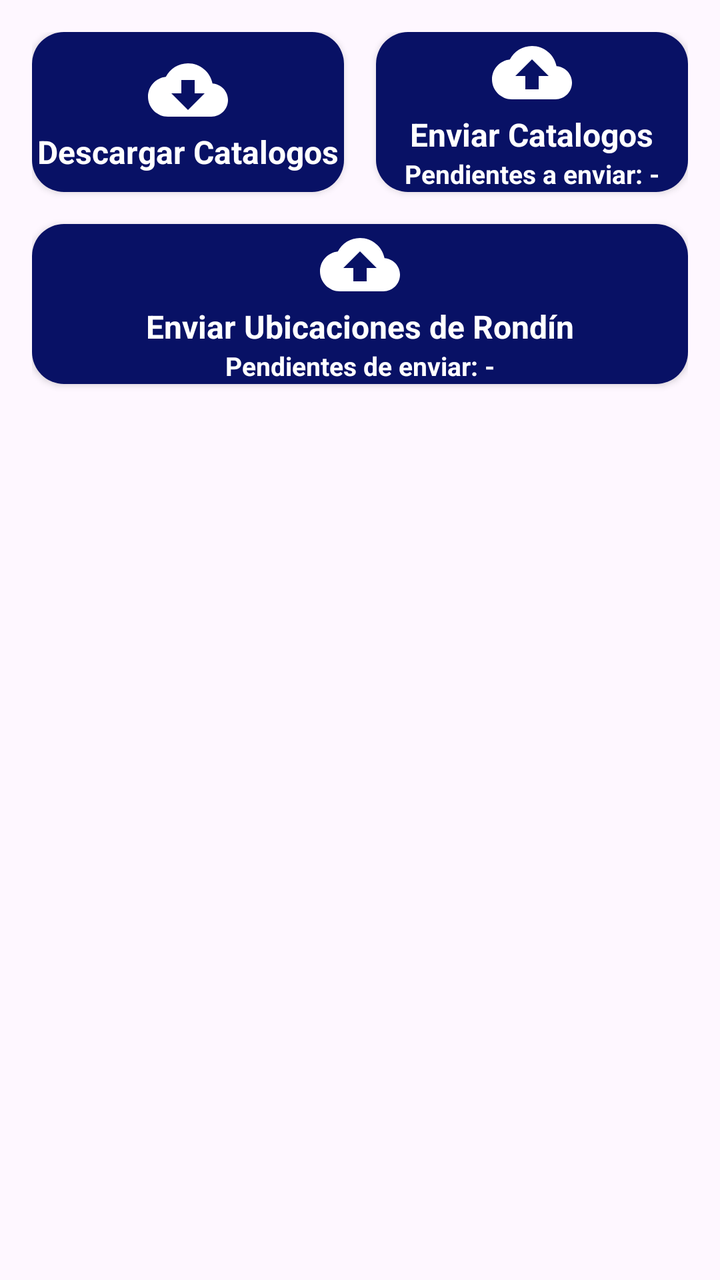
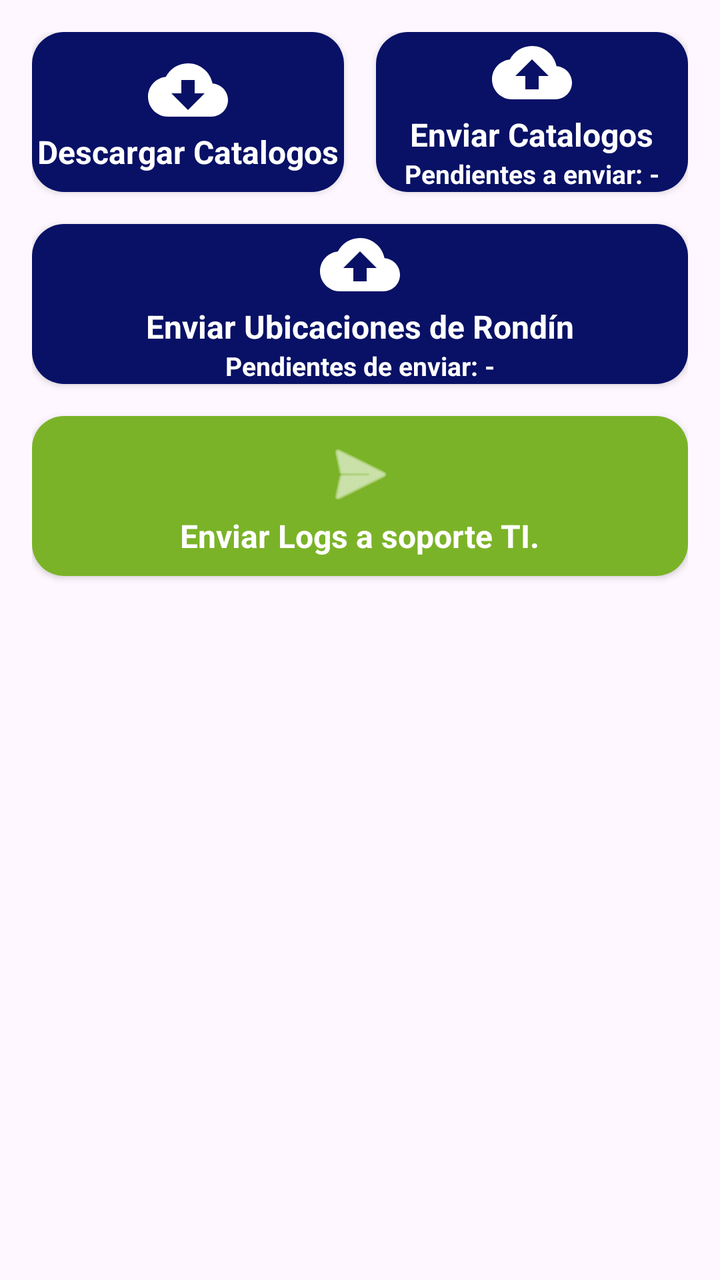

Compare the two renders of this Android layout. The source of the first and the diff that turns it into the second are given below.
<!-- AndroidManifest.xml: application theme Theme.Accesovehicular -->
<!-- res/layout/fragment_sync.xml -->
<?xml version="1.0" encoding="utf-8"?>
<RelativeLayout xmlns:android="http://schemas.android.com/apk/res/android"
    xmlns:app="http://schemas.android.com/apk/res-auto"
    xmlns:tools="http://schemas.android.com/tools"
    android:layout_width="match_parent"
    android:layout_height="match_parent"
    tools:context=".ui.sync.SyncFragment">

    <androidx.constraintlayout.widget.ConstraintLayout
        android:layout_width="match_parent"
        android:layout_height="match_parent"
        android:layout_margin="16dp">

        <androidx.cardview.widget.CardView
            android:id="@+id/cvDownload"
            android:layout_width="0dp"
            android:layout_height="80dp"
            android:layout_marginEnd="16dp"
            app:cardCornerRadius="16dp"
            app:layout_constraintEnd_toStartOf="@id/cvUpload"
            app:layout_constraintStart_toStartOf="parent"
            app:layout_constraintTop_toTopOf="parent">

            <androidx.appcompat.widget.LinearLayoutCompat
                android:layout_width="match_parent"
                android:layout_height="match_parent"
                android:gravity="center"
                android:orientation="vertical"
                android:background="@color/primary">

                <ImageView
                    android:layout_width="40dp"
                    android:layout_height="40dp"
                    android:src="@drawable/ic_cloud_download"
                    app:tint="@color/white"/>

                <TextView
                    android:layout_width="wrap_content"
                    android:layout_height="wrap_content"
                    android:text="@string/download_data_sync_fragment"
                    android:textStyle="bold"
                    android:textSize="16sp"  android:textColor="@color/white"/>

            </androidx.appcompat.widget.LinearLayoutCompat>

        </androidx.cardview.widget.CardView>

        <androidx.cardview.widget.CardView
            android:id="@+id/cvUpload"
            android:layout_width="0dp"
            android:layout_height="80dp"
            app:cardCornerRadius="16dp"
            app:layout_constraintStart_toEndOf="@id/cvDownload"
            app:layout_constraintEnd_toEndOf="parent"
            app:layout_constraintTop_toTopOf="parent">

            <androidx.appcompat.widget.LinearLayoutCompat
                android:layout_width="match_parent"
                android:layout_height="match_parent"
                android:gravity="center"
                android:orientation="vertical"
                android:background="@color/primary">

                <ImageView
                    android:layout_width="40dp"
                    android:layout_height="40dp"
                    android:src="@drawable/ic_cloud_upload"
                    app:tint="@color/white"/>

                <TextView
                    android:layout_width="wrap_content"
                    android:layout_height="wrap_content"
                    android:text="@string/upload_data_sync_fragment"
                    android:textStyle="bold"
                    android:textSize="16sp"
                    android:textColor="@color/white"/>

                <LinearLayout
                    android:layout_width="match_parent"
                    android:layout_height="wrap_content"
                    android:gravity="center_vertical|center_horizontal"
                    android:orientation="horizontal">

                    <TextView
                        android:layout_width="wrap_content"
                        android:layout_height="wrap_content"
                        android:text="Pendientes a enviar: "
                        android:textStyle="bold"
                        android:textSize="13sp"
                        android:textColor="@color/white"/>

                    <TextView
                        android:id="@+id/tvPending"
                        android:layout_width="wrap_content"
                        android:layout_height="wrap_content"
                        android:text="-"
                        android:textStyle="bold"
                        android:textSize="13sp"
                        android:textColor="@color/white"/>
                </LinearLayout>

            </androidx.appcompat.widget.LinearLayoutCompat>

        </androidx.cardview.widget.CardView>

        <androidx.cardview.widget.CardView
            android:id="@+id/cvSyncRondin"
            android:layout_width="0dp"
            android:layout_height="80dp"
            android:layout_marginTop="16dp"
            app:cardCornerRadius="16dp"
            app:layout_constraintEnd_toEndOf="parent"
            app:layout_constraintStart_toStartOf="parent"
            app:layout_constraintTop_toBottomOf="@id/cvDownload">

            <androidx.appcompat.widget.LinearLayoutCompat
                android:layout_width="match_parent"
                android:layout_height="match_parent"
                android:gravity="center"
                android:orientation="vertical"
                android:background="@color/primary">

                <ImageView
                    android:layout_width="40dp"
                    android:layout_height="40dp"
                    android:src="@drawable/ic_cloud_upload"
                    app:tint="@color/white"/>

                <TextView
                    android:layout_width="wrap_content"
                    android:layout_height="wrap_content"
                    android:text="@string/messageRondin"
                    android:textStyle="bold"
                    android:textSize="16sp"
                    android:textColor="@color/white"/>

                <LinearLayout
                    android:layout_width="match_parent"
                    android:layout_height="wrap_content"
                    android:gravity="center_vertical|center_horizontal"
                    android:orientation="horizontal">

                    <TextView
                        android:layout_width="wrap_content"
                        android:layout_height="wrap_content"
                        android:text="Pendientes de enviar: "
                        android:textStyle="bold"
                        android:textSize="13sp"
                        android:textColor="@color/white"/>

                    <TextView
                        android:id="@+id/tvPendingRondinLocations"
                        android:layout_width="wrap_content"
                        android:layout_height="wrap_content"
                        android:text="-"
                        android:textStyle="bold"
                        android:textSize="13sp"
                        android:textColor="@color/white"/>
                </LinearLayout>

            </androidx.appcompat.widget.LinearLayoutCompat>

        </androidx.cardview.widget.CardView>

    </androidx.constraintlayout.widget.ConstraintLayout>

    <androidx.constraintlayout.widget.ConstraintLayout
        android:id="@+id/pbs"
        android:layout_width="match_parent"
        android:layout_height="match_parent"
        android:background="@color/black_alpha"
        android:orientation="vertical"
        android:visibility="gone">

        <ProgressBar
            android:layout_width="wrap_content"
            android:layout_height="wrap_content"
            android:indeterminateTint="@color/secondary"
            app:layout_constraintEnd_toEndOf="parent"
            app:layout_constraintStart_toStartOf="parent"
            app:layout_constraintTop_toTopOf="parent"
            app:layout_constraintBottom_toBottomOf="parent"
            />

    </androidx.constraintlayout.widget.ConstraintLayout>

</RelativeLayout>
<!-- resources referenced by this layout -->
<resources>
  <color name="black_alpha">#98000000</color>
  
      //item
  <color name="primary">#081165</color>
  <color name="secondary">#7BB328</color>
  
  
      //login
  <color name="white">#FFFFFFFF</color>
  <!-- drawable ic_cloud_download (drawable) -->
  <vector android:height="24dp" android:tint="#000000"
      android:viewportHeight="24" android:viewportWidth="24"
      android:width="24dp" xmlns:android="http://schemas.android.com/apk/res/android">
      <path android:fillColor="@android:color/white" android:pathData="M19.35,10.04C18.67,6.59 15.64,4 12,4 9.11,4 6.6,5.64 5.35,8.04 2.34,8.36 0,10.91 0,14c0,3.31 2.69,6 6,6h13c2.76,0 5,-2.24 5,-5 0,-2.64 -2.05,-4.78 -4.65,-4.96zM17,13l-5,5 -5,-5h3V9h4v4h3z"/>
  </vector>
  <!-- drawable ic_cloud_upload (drawable) -->
  <vector android:height="24dp" android:tint="#000000"
      android:viewportHeight="24" android:viewportWidth="24"
      android:width="24dp" xmlns:android="http://schemas.android.com/apk/res/android">
      <path android:fillColor="@android:color/white" android:pathData="M19.35,10.04C18.67,6.59 15.64,4 12,4 9.11,4 6.6,5.64 5.35,8.04 2.34,8.36 0,10.91 0,14c0,3.31 2.69,6 6,6h13c2.76,0 5,-2.24 5,-5 0,-2.64 -2.05,-4.78 -4.65,-4.96zM14,13v4h-4v-4H7l5,-5 5,5h-3z"/>
  </vector>
  <string name="download_data_sync_fragment">Descargar Catalogos</string>
  <string name="messageRondin">Enviar Ubicaciones de Rondín</string>
  <string name="upload_data_sync_fragment">Enviar Catalogos</string>
  
      //About Fragment
  <style name="Theme.Accesovehicular" parent="Base.Theme.Accesovehicular" />
  <style name="Base.Theme.Accesovehicular" parent="Theme.Material3.DayNight.NoActionBar">
          
          
  
          
          <item name="android:statusBarColor">@color/primary</item>
  
          
          <item name="colorControlHighlight">@color/primary</item>
          <item name="colorAccent">@color/white</item>
      </style>
</resources>

<!-- the commit's change to res/layout/fragment_sync.xml (unified diff, before → after) -->
@@ -24,22 +24,23 @@
             <androidx.appcompat.widget.LinearLayoutCompat
                 android:layout_width="match_parent"
                 android:layout_height="match_parent"
-                android:gravity="center"
-                android:orientation="vertical"
-                android:background="@color/primary">
+                android:background="@color/primary"
+                android:gravity="center"
+                android:orientation="vertical">
 
                 <ImageView
                     android:layout_width="40dp"
                     android:layout_height="40dp"
                     android:src="@drawable/ic_cloud_download"
-                    app:tint="@color/white"/>
+                    app:tint="@color/white" />
 
                 <TextView
                     android:layout_width="wrap_content"
                     android:layout_height="wrap_content"
                     android:text="@string/download_data_sync_fragment"
-                    android:textStyle="bold"
-                    android:textSize="16sp"  android:textColor="@color/white"/>
+                    android:textColor="@color/white"
+                    android:textSize="16sp"
+                    android:textStyle="bold" />
 
             </androidx.appcompat.widget.LinearLayoutCompat>
 
@@ -50,30 +51,30 @@
             android:layout_width="0dp"
             android:layout_height="80dp"
             app:cardCornerRadius="16dp"
+            app:layout_constraintEnd_toEndOf="parent"
             app:layout_constraintStart_toEndOf="@id/cvDownload"
-            app:layout_constraintEnd_toEndOf="parent"
             app:layout_constraintTop_toTopOf="parent">
 
             <androidx.appcompat.widget.LinearLayoutCompat
                 android:layout_width="match_parent"
                 android:layout_height="match_parent"
-                android:gravity="center"
-                android:orientation="vertical"
-                android:background="@color/primary">
+                android:background="@color/primary"
+                android:gravity="center"
+                android:orientation="vertical">
 
                 <ImageView
                     android:layout_width="40dp"
                     android:layout_height="40dp"
                     android:src="@drawable/ic_cloud_upload"
-                    app:tint="@color/white"/>
+                    app:tint="@color/white" />
 
                 <TextView
                     android:layout_width="wrap_content"
                     android:layout_height="wrap_content"
                     android:text="@string/upload_data_sync_fragment"
-                    android:textStyle="bold"
-                    android:textSize="16sp"
-                    android:textColor="@color/white"/>
+                    android:textColor="@color/white"
+                    android:textSize="16sp"
+                    android:textStyle="bold" />
 
                 <LinearLayout
                     android:layout_width="match_parent"
@@ -85,18 +86,18 @@
                         android:layout_width="wrap_content"
                         android:layout_height="wrap_content"
                         android:text="Pendientes a enviar: "
-                        android:textStyle="bold"
-                        android:textSize="13sp"
-                        android:textColor="@color/white"/>
+                        android:textColor="@color/white"
+                        android:textSize="13sp"
+                        android:textStyle="bold" />
 
                     <TextView
                         android:id="@+id/tvPending"
                         android:layout_width="wrap_content"
                         android:layout_height="wrap_content"
                         android:text="-"
-                        android:textStyle="bold"
-                        android:textSize="13sp"
-                        android:textColor="@color/white"/>
+                        android:textColor="@color/white"
+                        android:textSize="13sp"
+                        android:textStyle="bold" />
                 </LinearLayout>
 
             </androidx.appcompat.widget.LinearLayoutCompat>
@@ -116,23 +117,23 @@
             <androidx.appcompat.widget.LinearLayoutCompat
                 android:layout_width="match_parent"
                 android:layout_height="match_parent"
-                android:gravity="center"
-                android:orientation="vertical"
-                android:background="@color/primary">
+                android:background="@color/primary"
+                android:gravity="center"
+                android:orientation="vertical">
 
                 <ImageView
                     android:layout_width="40dp"
                     android:layout_height="40dp"
                     android:src="@drawable/ic_cloud_upload"
-                    app:tint="@color/white"/>
+                    app:tint="@color/white" />
 
                 <TextView
                     android:layout_width="wrap_content"
                     android:layout_height="wrap_content"
                     android:text="@string/messageRondin"
-                    android:textStyle="bold"
-                    android:textSize="16sp"
-                    android:textColor="@color/white"/>
+                    android:textColor="@color/white"
+                    android:textSize="16sp"
+                    android:textStyle="bold" />
 
                 <LinearLayout
                     android:layout_width="match_parent"
@@ -144,19 +145,55 @@
                         android:layout_width="wrap_content"
                         android:layout_height="wrap_content"
                         android:text="Pendientes de enviar: "
-                        android:textStyle="bold"
-                        android:textSize="13sp"
-                        android:textColor="@color/white"/>
+                        android:textColor="@color/white"
+                        android:textSize="13sp"
+                        android:textStyle="bold" />
 
                     <TextView
                         android:id="@+id/tvPendingRondinLocations"
                         android:layout_width="wrap_content"
                         android:layout_height="wrap_content"
                         android:text="-"
-                        android:textStyle="bold"
-                        android:textSize="13sp"
-                        android:textColor="@color/white"/>
+                        android:textColor="@color/white"
+                        android:textSize="13sp"
+                        android:textStyle="bold" />
                 </LinearLayout>
+
+            </androidx.appcompat.widget.LinearLayoutCompat>
+
+        </androidx.cardview.widget.CardView>
+
+        
+        <androidx.cardview.widget.CardView
+            android:id="@+id/cvSendLogs"
+            android:layout_width="0dp"
+            android:layout_height="80dp"
+            android:layout_marginTop="16dp"
+            app:cardCornerRadius="16dp"
+            app:layout_constraintEnd_toEndOf="parent"
+            app:layout_constraintStart_toStartOf="parent"
+            app:layout_constraintTop_toBottomOf="@id/cvSyncRondin">
+
+            <androidx.appcompat.widget.LinearLayoutCompat
+                android:layout_width="match_parent"
+                android:layout_height="match_parent"
+                android:background="@color/secondary"
+                android:gravity="center"
+                android:orientation="vertical">
+
+                <ImageView
+                    android:layout_width="40dp"
+                    android:layout_height="40dp"
+                    android:src="@android:drawable/ic_menu_send"
+                    app:tint="@color/white" />
+
+                <TextView
+                    android:layout_width="wrap_content"
+                    android:layout_height="wrap_content"
+                    android:text="Enviar Logs a soporte TI."
+                    android:textColor="@color/white"
+                    android:textSize="16sp"
+                    android:textStyle="bold" />
 
             </androidx.appcompat.widget.LinearLayoutCompat>
 
@@ -176,11 +213,10 @@
             android:layout_width="wrap_content"
             android:layout_height="wrap_content"
             android:indeterminateTint="@color/secondary"
-            app:layout_constraintEnd_toEndOf="parent"
-            app:layout_constraintStart_toStartOf="parent"
-            app:layout_constraintTop_toTopOf="parent"
             app:layout_constraintBottom_toBottomOf="parent"
-            />
+            app:layout_constraintEnd_toEndOf="parent"
+            app:layout_constraintStart_toStartOf="parent"
+            app:layout_constraintTop_toTopOf="parent" />
 
     </androidx.constraintlayout.widget.ConstraintLayout>
 
